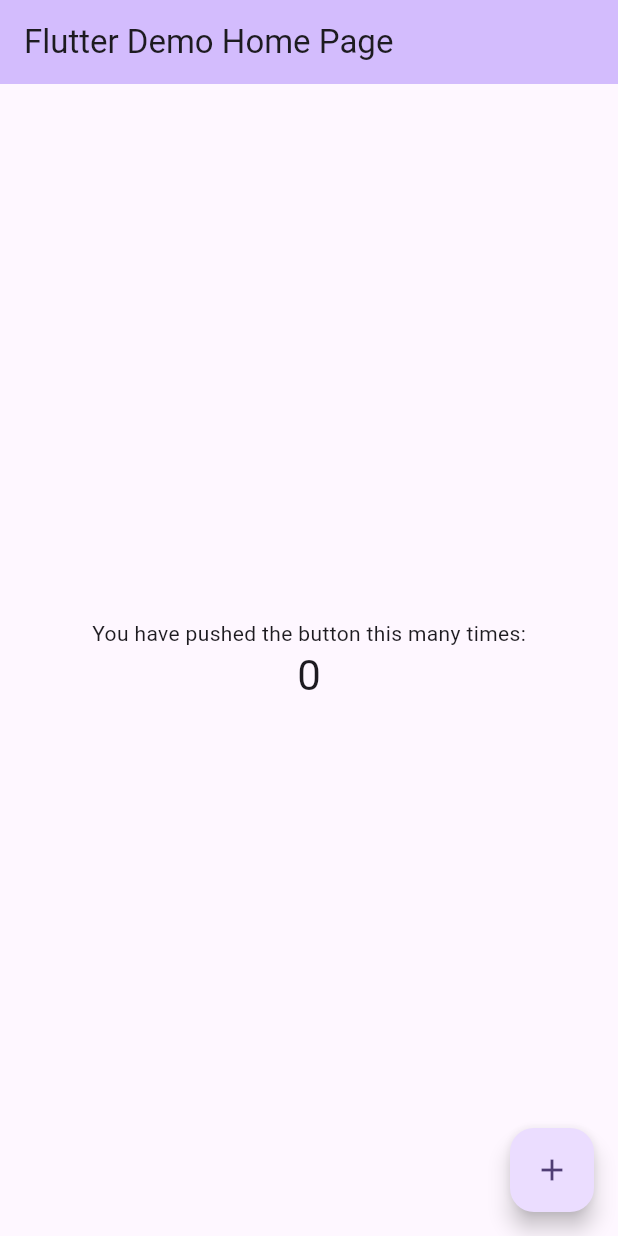
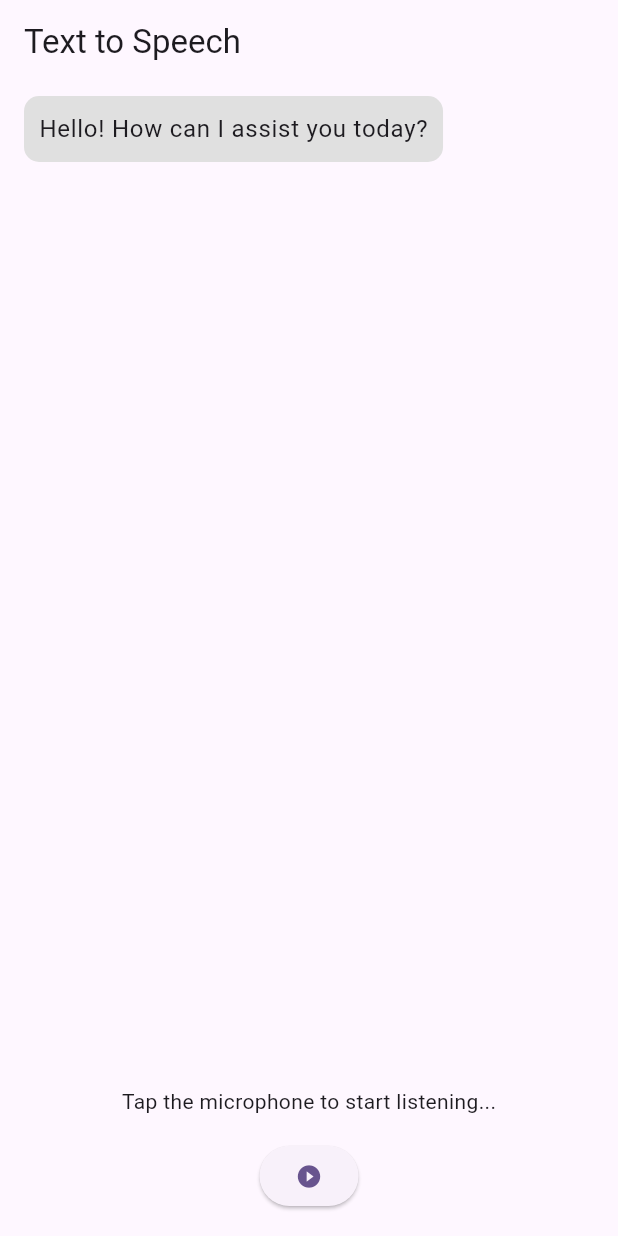
Before and after one commit to jagadeeshchoudhary/tts, a Flutter app: the screen it shows after launch, on a phone screen of 412 x 824 dp. Run offline on Flutter 3.47's test engine with Material 3 defaults, Android fonts, the phone set to English and light mode, and no system bars; our stand-ins replace flutter_tts, speech_to_text.

Commit message:
working on ios

```diff
--- a/lib/main.dart
+++ b/lib/main.dart
@@ -1,122 +1,19 @@
 import 'package:flutter/material.dart';
+import 'package:tts/tts_page.dart';
 
 void main() {
-  runApp(const MyApp());
+  runApp(const TTS());
 }
 
-class MyApp extends StatelessWidget {
-  const MyApp({super.key});
+class TTS extends StatelessWidget {
+  const TTS({super.key});
 
-  // This widget is the root of your application.
   @override
   Widget build(BuildContext context) {
     return MaterialApp(
       title: 'Flutter Demo',
-      theme: ThemeData(
-        // This is the theme of your application.
-        //
-        // TRY THIS: Try running your application with "flutter run". You'll see
-        // the application has a purple toolbar. Then, without quitting the app,
-        // try changing the seedColor in the colorScheme below to Colors.green
-        // and then invoke "hot reload" (save your changes or press the "hot
-        // reload" button in a Flutter-supported IDE, or press "r" if you used
-        // the command line to start the app).
-        //
-        // Notice that the counter didn't reset back to zero; the application
-        // state is not lost during the reload. To reset the state, use hot
-        // restart instead.
-        //
-        // This works for code too, not just values: Most code changes can be
-        // tested with just a hot reload.
-        colorScheme: .fromSeed(seedColor: Colors.deepPurple),
-      ),
-      home: const MyHomePage(title: 'Flutter Demo Home Page'),
+      theme: ThemeData(colorScheme: .fromSeed(seedColor: Colors.deepPurple)),
+      home: const TtsPage(),
     );
   }
 }
-
-class MyHomePage extends StatefulWidget {
-  const MyHomePage({super.key, required this.title});
-
-  // This widget is the home page of your application. It is stateful, meaning
-  // that it has a State object (defined below) that contains fields that affect
-  // how it looks.
-
-  // This class is the configuration for the state. It holds the values (in this
-  // case the title) provided by the parent (in this case the App widget) and
-  // used by the build method of the State. Fields in a Widget subclass are
-  // always marked "final".
-
-  final String title;
-
-  @override
-  State<MyHomePage> createState() => _MyHomePageState();
-}
-
-class _MyHomePageState extends State<MyHomePage> {
-  int _counter = 0;
-
-  void _incrementCounter() {
-    setState(() {
-      // This call to setState tells the Flutter framework that something has
-      // changed in this State, which causes it to rerun the build method below
-      // so that the display can reflect the updated values. If we changed
-      // _counter without calling setState(), then the build method would not be
-      // called again, and so nothing would appear to happen.
-      _counter++;
-    });
-  }
-
-  @override
-  Widget build(BuildContext context) {
-    // This method is rerun every time setState is called, for instance as done
-    // by the _incrementCounter method above.
-    //
-    // The Flutter framework has been optimized to make rerunning build methods
-    // fast, so that you can just rebuild anything that needs updating rather
-    // than having to individually change instances of widgets.
-    return Scaffold(
-      appBar: AppBar(
-        // TRY THIS: Try changing the color here to a specific color (to
-        // Colors.amber, perhaps?) and trigger a hot reload to see the AppBar
-        // change color while the other colors stay the same.
-        backgroundColor: Theme.of(context).colorScheme.inversePrimary,
-        // Here we take the value from the MyHomePage object that was created by
-        // the App.build method, and use it to set our appbar title.
-        title: Text(widget.title),
-      ),
-      body: Center(
-        // Center is a layout widget. It takes a single child and positions it
-        // in the middle of the parent.
-        child: Column(
-          // Column is also a layout widget. It takes a list of children and
-          // arranges them vertically. By default, it sizes itself to fit its
-          // children horizontally, and tries to be as tall as its parent.
-          //
-          // Column has various properties to control how it sizes itself and
-          // how it positions its children. Here we use mainAxisAlignment to
-          // center the children vertically; the main axis here is the vertical
-          // axis because Columns are vertical (the cross axis would be
-          // horizontal).
-          //
-          // TRY THIS: Invoke "debug painting" (choose the "Toggle Debug Paint"
-          // action in the IDE, or press "p" in the console), to see the
-          // wireframe for each widget.
-          mainAxisAlignment: .center,
-          children: [
-            const Text('You have pushed the button this many times:'),
-            Text(
-              '$_counter',
-              style: Theme.of(context).textTheme.headlineMedium,
-            ),
-          ],
-        ),
-      ),
-      floatingActionButton: FloatingActionButton(
-        onPressed: _incrementCounter,
-        tooltip: 'Increment',
-        child: const Icon(Icons.add),
-      ),
-    );
-  }
-}
--- /dev/null
+++ b/lib/msg_data.dart
@@ -0,0 +1,3 @@
+final txtData = [
+  {'bot': true, 'text': 'Hello! How can I assist you today?'},
+];
--- /dev/null
+++ b/lib/tts_page.dart
@@ -0,0 +1,118 @@
+import 'package:flutter/material.dart';
+import 'package:flutter_tts/flutter_tts.dart';
+import 'package:speech_to_text/speech_recognition_result.dart';
+import 'package:speech_to_text/speech_to_text.dart';
+import 'package:tts/msg_data.dart';
+
+class TtsPage extends StatefulWidget {
+  const TtsPage({super.key});
+
+  @override
+  State<TtsPage> createState() => _TtsPageState();
+}
+
+class _TtsPageState extends State<TtsPage> {
+  FlutterTts flutterTts = FlutterTts();
+  final SpeechToText _speechToText = SpeechToText();
+  bool _speechEnabled = false;
+  String _lastWords = '';
+  @override
+  void initState() {
+    super.initState();
+    ttsInstance();
+    _initSpeech();
+  }
+
+  void ttsInstance() async {
+    await flutterTts.setSharedInstance(true);
+  }
+
+  void _initSpeech() async {
+    _speechEnabled = await _speechToText.initialize();
+    setState(() {});
+  }
+
+  void _startListening() async {
+    _lastWords = '';
+    await _speechToText.listen(onResult: _onSpeechResult);
+    setState(() {});
+  }
+
+  void _stopListening() async {
+    txtData.add({'text': _lastWords, 'bot': false});
+    await flutterTts.speak(
+      'Danke, I understand that you ask $_lastWords',
+      focus: true,
+    );
+    await _speechToText.stop();
+    txtData.add({
+      'text': 'Danke, I understand that you ask $_lastWords',
+      'bot': true,
+    });
+    setState(() {
+      _lastWords = '';
+    });
+  }
+
+  void _onSpeechResult(SpeechRecognitionResult result) {
+    setState(() {
+      _lastWords = result.recognizedWords;
+    });
+  }
+
+  @override
+  Widget build(BuildContext context) {
+    return Scaffold(
+      appBar: AppBar(title: const Text('Text to Speech')),
+      body: Column(
+        children: [
+          Expanded(
+            child: ListView.builder(
+              itemCount: txtData.length,
+              itemBuilder: (context, index) {
+                final message = txtData[index];
+                return ListTile(
+                  title: Align(
+                    alignment: message['bot'] as bool
+                        ? Alignment.centerLeft
+                        : Alignment.centerRight,
+                    child: Container(
+                      padding: const EdgeInsets.all(10),
+                      decoration: BoxDecoration(
+                        color: message['bot'] as bool
+                            ? Colors.grey[300]
+                            : Colors.blue[200],
+                        borderRadius: BorderRadius.circular(10),
+                      ),
+                      child: Text(message['text'].toString()),
+                    ),
+                  ),
+                );
+              },
+            ),
+          ),
+          Text(
+            _speechToText.isListening
+                ? _lastWords
+                : _speechEnabled
+                ? 'Tap the microphone to start listening...'
+                : 'Speech not available',
+          ),
+          Padding(
+            padding: const EdgeInsets.symmetric(vertical: 16, horizontal: 32),
+            child: ElevatedButton(
+              onPressed: _speechToText.isNotListening
+                  ? _startListening
+                  : _stopListening,
+              child: Icon(
+                _speechToText.isNotListening
+                    ? Icons.play_circle_fill_outlined
+                    : Icons.stop_circle_outlined,
+              ),
+            ),
+          ),
+        ],
+      ),
+    );
+  }
+}
--- a/pubspec.yaml
+++ b/pubspec.yaml
@@ -34,6 +34,8 @@ dependencies:
   # The following adds the Cupertino Icons font to your application.
   # Use with the CupertinoIcons class for iOS style icons.
   cupertino_icons: ^1.0.8
+  flutter_tts: ^4.2.3
+  speech_to_text: ^7.3.0
 
 dev_dependencies:
   flutter_test:
```
Also changed, not shown: pubspec.lock, 14 other files.
